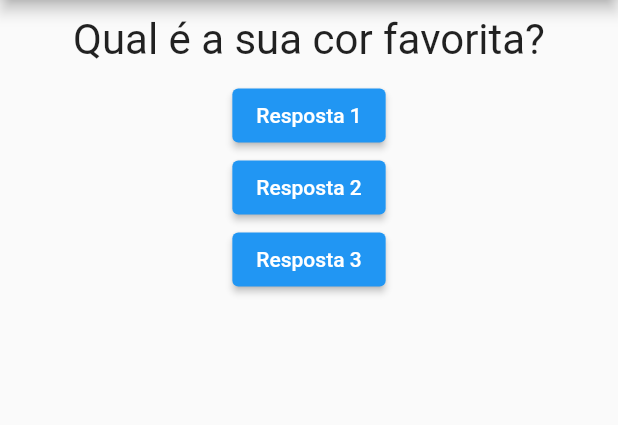
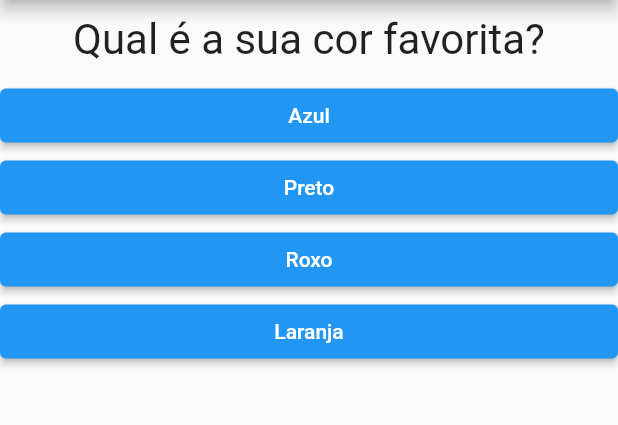
Before and after one commit to natanael-vieira/Flutter_perguntas, a Flutter app: the screen it shows after launch, on a phone screen of 412 x 824 dp, the part 84-509 px from its top. Run offline on Flutter 3.47's test engine with Material 2 defaults, Android fonts, the phone set to English and light mode, and no system bars.

Commit message:
Update main.dart

```diff
--- a/projeto_perguntas/lib/main.dart
+++ b/projeto_perguntas/lib/main.dart
@@ -1,5 +1,6 @@
 import 'package:flutter/material.dart';
 import './questao.dart';
+import './respostas.dart';
 
 main() => runApp(PerguntaApp());
 
@@ -16,10 +17,26 @@ class _PerguntaAppState extends State<PerguntaApp> {
 
   @override
   Widget build(BuildContext context) {
-    final List<String> perguntas = [
-      'Qual é a sua cor favorita?',
-      'Qual é o seu animal favorito?',
+    final List<Map<String, Object>> perguntas = [
+      {
+        'texto': 'Qual é a sua cor favorita?',
+        'respostas': ['Azul', 'Preto', 'Roxo', 'Laranja'],
+      },
+      {
+        'texto': 'Qual é o seu animal favorito?',
+        'respostas': ['Gato', 'Cachorro', 'Hamster', 'Pato']
+      },
+      {
+        'texto': 'Qual é o seu instrutor favorito?',
+        'respostas': ['João', 'Leonardo', 'Maria', 'Pedro'],
+      }
     ];
+
+    List<Widget> respostas = [];
+
+    for (String textoResp in perguntas[_perguntaSelecionada]['respostas'] as List) {
+      respostas.add(Respostas(textoResp, _responder));
+    }
 
     return MaterialApp(
       home: Scaffold(
@@ -28,19 +45,8 @@ class _PerguntaAppState extends State<PerguntaApp> {
         ),
         body: Column(
           children: [
-            Questao(perguntas[_perguntaSelecionada]),
-            ElevatedButton(
-              child: Text('Resposta 1'),
-              onPressed: _responder,
-            ),
-            ElevatedButton(
-              child: Text('Resposta 2'),
-              onPressed: _responder,
-            ),
-            ElevatedButton(
-              child: Text('Resposta 3'),
-              onPressed: _responder,
-            ),
+            Questao(perguntas[_perguntaSelecionada]['texto'] as String),
+            ...respostas,
           ],
         ),
       ),
```
